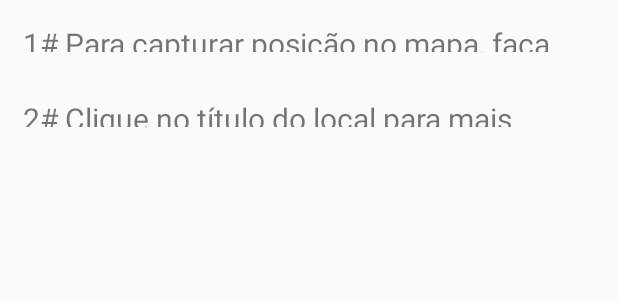
After one commit to FabricaAppU9/EcoLoc, an Android app: the layout alert_dialog.xml on its own in the app's theme, with its tools: preview values and no code run, on a phone screen of 412 x 824 dp. The commit adds this screen. Shown: the top 300 px of the screen. Run offline under Robolectric (Android 15) with nearby library versions, the phone set to English and light mode, and no system bars.

Commit message:
alert dialog

```diff
--- a/app/src/main/res/drawable/cadastrar_button.xml
+++ b/app/src/main/res/drawable/cadastrar_button.xml
@@ -2,6 +2,6 @@
 <shape xmlns:android="http://schemas.android.com/apk/res/android"
     android:shape="rectangle" android:padding="10dp">
     <!-- you can use any color you want I used here gray color-->
-    <solid android:color="#4FC3F7"/>
+    <solid android:color="#009688"/>
     <corners android:radius="25dp"/>
 </shape>
--- a/app/src/main/res/drawable/login_button.xml
+++ b/app/src/main/res/drawable/login_button.xml
@@ -2,6 +2,6 @@
 <shape xmlns:android="http://schemas.android.com/apk/res/android"
     android:shape="rectangle" android:padding="10dp">
     <!-- you can use any color you want I used here gray color-->
-    <solid android:color="#4FC3F7"/>
+    <solid android:color="#009688"/>
     <corners android:radius="25dp"/>
 </shape>
--- /dev/null
+++ b/app/src/main/res/layout/alert_dialog.xml
@@ -0,0 +1,25 @@
+<?xml version="1.0" encoding="utf-8"?>
+<LinearLayout xmlns:android="http://schemas.android.com/apk/res/android"
+    android:orientation="vertical" android:layout_width="match_parent"
+    android:layout_height="match_parent"
+   >
+
+
+    <TextView
+        android:layout_width="match_parent"
+        android:layout_height="50dp"
+        android:padding="15dp"
+        android:textSize="20sp"
+        android:text="1# Para capturar posição no mapa, faça um clique longo. "
+
+        />
+    <TextView
+        android:layout_width="match_parent"
+        android:layout_height="50dp"
+        android:padding="15dp"
+        android:textSize="20sp"
+        android:text="2# Clique no título do local para mais informações "
+
+        />
+
+</LinearLayout>
--- a/app/src/main/res/values/colors.xml
+++ b/app/src/main/res/values/colors.xml
@@ -1,6 +1,6 @@
 <?xml version="1.0" encoding="utf-8"?>
 <resources>
-    <color name="colorPrimary">#4FC3F7</color>
-    <color name="colorPrimaryDark">#303F9F</color>
+    <color name="colorPrimary">#009688</color>
+    <color name="colorPrimaryDark">#00695C</color>
     <color name="colorAccent">#FF4081</color>
 </resources>
--- a/app/src/main/res/values/strings.xml
+++ b/app/src/main/res/values/strings.xml
@@ -15,4 +15,6 @@
         completions."
     </string>
     <string name="ja_tem_uma_conta">Já tem uma conta? <font color='#0000EE'>Login</font></string>
+    <!--Mensagem de alert dialog do MapaFragment-->
+    <string name="alert_maps"></string>
 </resources>
```
Also changed, not shown: app/src/main/java/br/com/fabappu9/ecoloc/MainActivity.java (+5 -2 lines), app/src/main/java/br/com/fabappu9/ecoloc/MapaFragment.java (+26 -0 lines), 25 other files.
